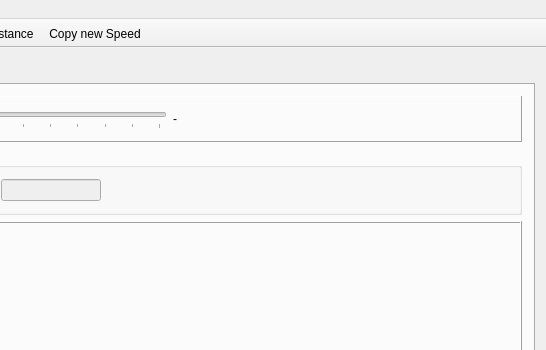
Qt form mainwindow.ui (Tria-Andy/WorkoutEditor) before a commit; both pictures show x 688 to 1234 and y 0 to 350 of the 1234 by 766 pixel window.
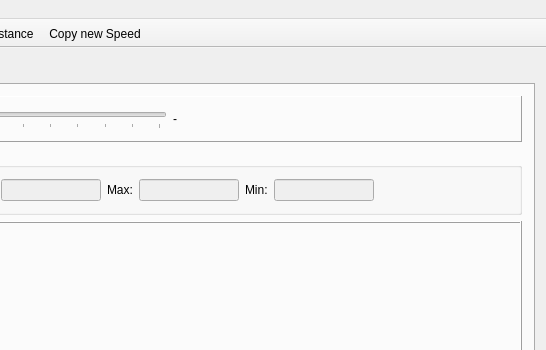
The same form after that commit. The open tabs and pages were chosen to show the change. Icons and pictures are not drawn.

The edit to the form file:
```diff
--- a/mainwindow.ui
+++ b/mainwindow.ui
@@ -914,6 +914,46 @@
                  </property>
                 </widget>
                </item>
+               <item>
+                <widget class="QLabel" name="label_22">
+                 <property name="text">
+                  <string>Max:</string>
+                 </property>
+                </widget>
+               </item>
+               <item>
+                <widget class="QLineEdit" name="lineEdit_polMax">
+                 <property name="enabled">
+                  <bool>false</bool>
+                 </property>
+                 <property name="maximumSize">
+                  <size>
+                   <width>100</width>
+                   <height>16777215</height>
+                  </size>
+                 </property>
+                </widget>
+               </item>
+               <item>
+                <widget class="QLabel" name="label_23">
+                 <property name="text">
+                  <string>Min:</string>
+                 </property>
+                </widget>
+               </item>
+               <item>
+                <widget class="QLineEdit" name="lineEdit_polMin">
+                 <property name="enabled">
+                  <bool>false</bool>
+                 </property>
+                 <property name="maximumSize">
+                  <size>
+                   <width>100</width>
+                   <height>16777215</height>
+                  </size>
+                 </property>
+                </widget>
+               </item>
                <item>
                 <spacer name="horizontalSpacer_5">
                  <property name="orientation">
```
Left out of the diff: 2 changed lines with no effect on the pictures.
